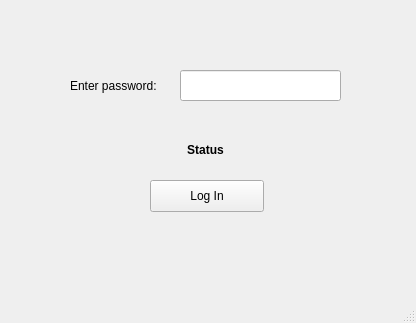
Above: Server/serverconnection.ui from monsty/licenserecognizer before the change. Below: the same form after it.
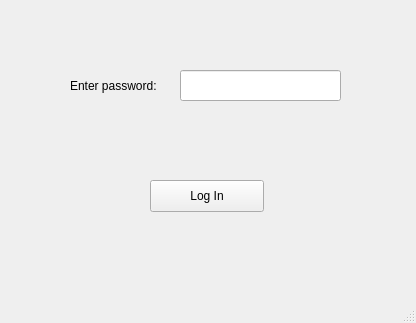
That is the form after the change.

Diff of the .ui file:
```diff
--- a/Server/serverconnection.ui
+++ b/Server/serverconnection.ui
@@ -103,7 +103,7 @@
      </font>
     </property>
     <property name="text">
-     <string>Status</string>
+     <string/>
     </property>
     <property name="alignment">
      <set>Qt::AlignCenter</set>
```
